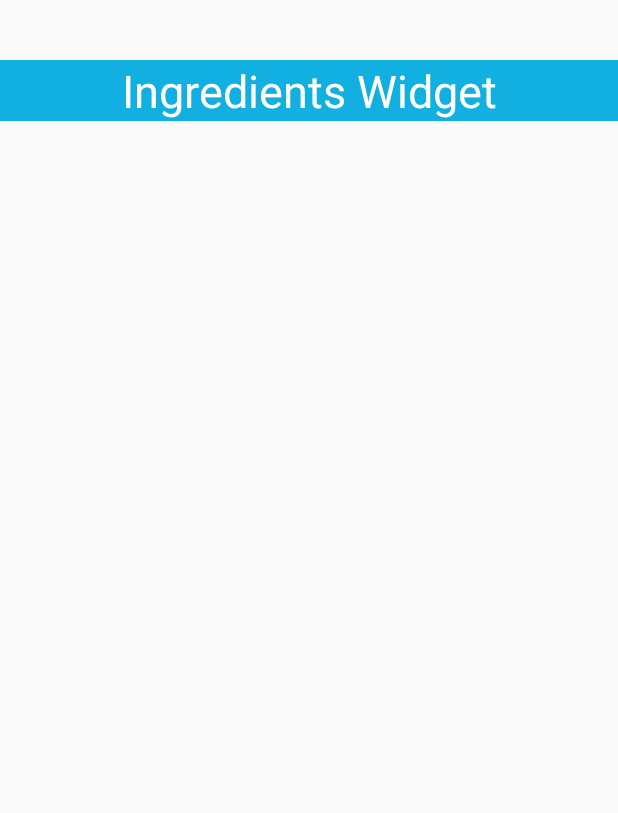
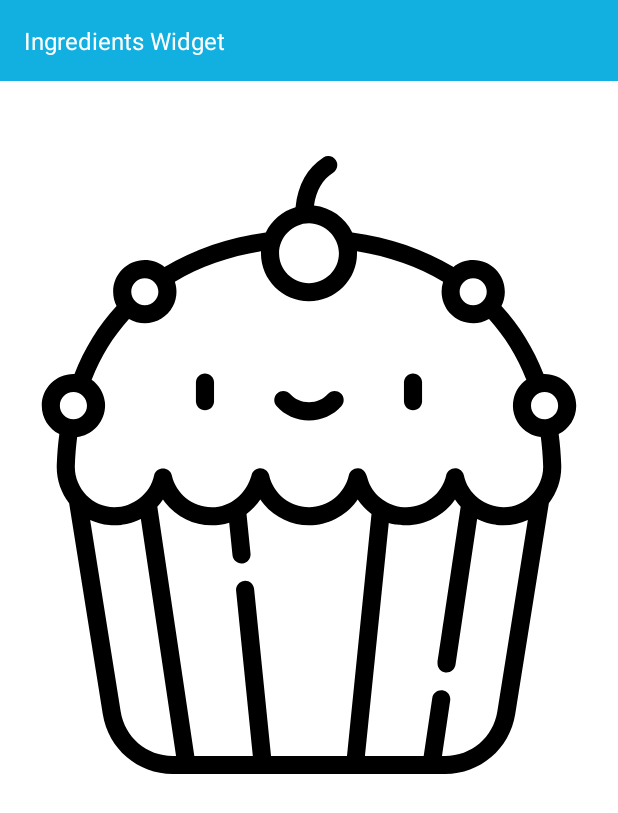
Before and after one commit to abdullah10182/baking-app, an Android app: the layout recipe_widget_provider.xml on its own in the app's theme, with its tools: preview values and no code run, on a phone screen of 412 x 824 dp. Shown: the top 813 px of the screen. Run offline under Robolectric (Android 15) with nearby library versions, the phone set to English and light mode, and no system bars.

Commit message:
widget done

```diff
--- a/app/src/main/java/com/example/bakingapp/widgets/RecipeWidgetService.java
+++ b/app/src/main/java/com/example/bakingapp/widgets/RecipeWidgetService.java
@@ -46,11 +46,10 @@ public class RecipeWidgetService extends IntentService {
         String selectedRecipe = prefs.getString("selectedRecipe", "");
 
         Recipe recipe = gson.fromJson(selectedRecipe, Recipe.class);
-        String test = recipe.getName();
 
         AppWidgetManager appWidgetManager = AppWidgetManager.getInstance(this);
         int[] appWidgetIds = appWidgetManager.getAppWidgetIds(new ComponentName(this, RecipeWidgetProvider.class));
-        RecipeWidgetProvider.updateIngredientsWidget(this, appWidgetManager, test, appWidgetIds);
+        RecipeWidgetProvider.updateIngredientsWidget(this, appWidgetManager, recipe, appWidgetIds);
 
     }
 }
--- a/app/src/main/res/layout/recipe_widget_provider.xml
+++ b/app/src/main/res/layout/recipe_widget_provider.xml
@@ -1,4 +1,5 @@
-<RelativeLayout xmlns:android="http://schemas.android.com/apk/res/android"
+<RelativeLayout
+    xmlns:android="http://schemas.android.com/apk/res/android"
     android:layout_width="match_parent"
     android:layout_height="match_parent"
     android:id="@+id/widget_layout"
@@ -9,22 +10,33 @@
         android:layout_height="match_parent"
         android:orientation="vertical">
 
-<!--        <ImageView-->
-<!--            android:id="@+id/iv_widget_cupcake_image"-->
-<!--            android:layout_width="wrap_content"-->
-<!--            android:src="@drawable/ic_cupcake_outline"-->
-<!--            android:layout_height="wrap_content"/>-->
-        <TextView
-            android:id="@+id/tv_ingredients_widget"
-            android:layout_width="match_parent"
-            android:layout_height="wrap_content"
-            android:textSize="30sp"
-            android:layout_marginTop="40dp"
-            android:gravity="center"
-            android:textColor="#fff"
-            android:background="@color/colorPrimary"
-            android:text="Ingredients Widget"/>
+
+            <TextView
+                android:id="@+id/tv_ingredients_title_widget"
+                android:layout_width="match_parent"
+                android:layout_height="wrap_content"
+                android:textSize="16sp"
+                android:padding="16dp"
+                android:textColor="#fff"
+                android:background="@color/colorPrimary"
+                android:text="Ingredients Widget"/>
+            <TextView
+                android:id="@+id/tv_ingredients_widget"
+                android:layout_width="match_parent"
+                android:layout_height="wrap_content"
+                android:textSize="16sp"
+                android:padding="10dp"
+                android:visibility="gone"
+                android:background="#fff"
+                android:text="Ingredients Widget"/>
+            <ImageView
+                android:id="@+id/iv_widget_cupcake_image"
+                android:layout_width="wrap_content"
+                android:src="@drawable/ic_cupcake_outline"
+                android:background="#fff"
+                android:layout_height="wrap_content"/>
     </LinearLayout>
 
 
+
 </RelativeLayout>
--- a/app/src/main/res/xml/recipe_widget_provider_info.xml
+++ b/app/src/main/res/xml/recipe_widget_provider_info.xml
@@ -2,8 +2,8 @@
 <appwidget-provider xmlns:android="http://schemas.android.com/apk/res/android"
     android:initialKeyguardLayout="@layout/recipe_widget_provider"
     android:initialLayout="@layout/recipe_widget_provider"
-    android:minWidth="40dp"
-    android:minHeight="40dp"
+    android:minWidth="250dp"
+    android:minHeight="250dp"
     android:previewImage="@drawable/ic_cupcake"
     android:resizeMode="horizontal|vertical"
     android:updatePeriodMillis="86400000"
```
Also changed, not shown: app/src/main/java/com/example/bakingapp/activities/RecipeDetailActivity.java (+24 -1 lines), app/src/main/java/com/example/bakingapp/widgets/RecipeWidgetProvider.java (+44 -40 lines).
